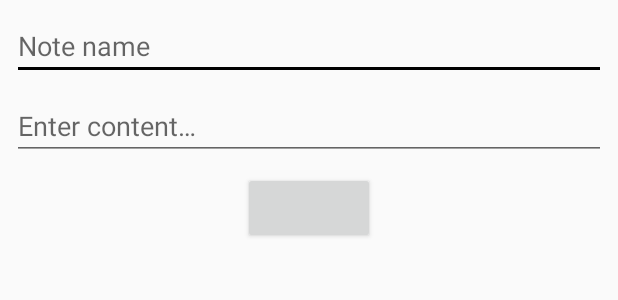
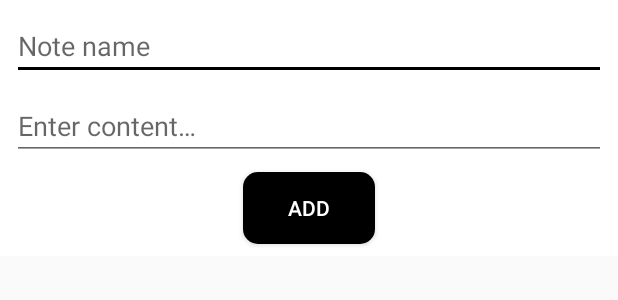
Before and after one commit to DEcSENT/Notepad, an Android app: the layout fragment_new_note.xml on its own in the app's theme, with its tools: preview values and no code run, on a phone screen of 412 x 824 dp. Shown: the top 300 px of the screen. Run offline under Robolectric (Android 15) with nearby library versions, the phone set to English and light mode, and no system bars.

Commit message:
Updated new note fragment. Fixed note item.

```diff
--- /dev/null
+++ b/app/src/main/res/drawable/bg_add_note_button.xml
@@ -0,0 +1,6 @@
+<?xml version="1.0" encoding="utf-8"?>
+<selector xmlns:android="http://schemas.android.com/apk/res/android">
+    <item android:drawable="@drawable/button_add_pressed" android:state_pressed="true" />
+    <item android:drawable="@drawable/button_add_pressed" android:state_focused="true" />
+    <item android:drawable="@drawable/button_add_normal" />
+</selector>
--- /dev/null
+++ b/app/src/main/res/drawable/button_add_normal.xml
@@ -0,0 +1,5 @@
+<shape xmlns:android="http://schemas.android.com/apk/res/android"
+    android:shape="rectangle">
+    <solid android:color="@android:color/black" />
+    <corners android:radius="10.0dp" />
+</shape>
--- /dev/null
+++ b/app/src/main/res/drawable/button_add_pressed.xml
@@ -0,0 +1,5 @@
+<shape xmlns:android="http://schemas.android.com/apk/res/android"
+    android:shape="rectangle">
+    <solid android:color="@android:color/white" />
+    <corners android:radius="10.0dp" />
+</shape>
--- a/app/src/main/res/layout/fragment_new_note.xml
+++ b/app/src/main/res/layout/fragment_new_note.xml
@@ -2,7 +2,8 @@
 <android.support.constraint.ConstraintLayout xmlns:android="http://schemas.android.com/apk/res/android"
     xmlns:app="http://schemas.android.com/apk/res-auto"
     android:layout_width="match_parent"
-    android:layout_height="match_parent">
+    android:layout_height="wrap_content"
+    android:background="@android:color/white">
 
     <EditText
         android:id="@+id/et_new_note_name"
@@ -12,7 +13,7 @@
         android:layout_marginStart="8dp"
         android:layout_marginTop="8dp"
         android:hint="@string/new_note_name"
-        android:inputType="text"
+        android:inputType="textCapSentences"
         android:labelFor="@id/et_new_note_name"
         app:layout_constraintEnd_toEndOf="parent"
         app:layout_constraintStart_toStartOf="parent"
@@ -26,19 +27,24 @@
         android:layout_marginStart="8dp"
         android:layout_marginTop="8dp"
         android:hint="@string/new_note_content"
-        android:inputType="text"
+        android:inputType="textMultiLine|textCapSentences"
         android:labelFor="@+id/et_new_note_content"
         app:layout_constraintEnd_toEndOf="parent"
         app:layout_constraintStart_toStartOf="parent"
         app:layout_constraintTop_toBottomOf="@+id/et_new_note_name" />
 
     <Button
+        android:background="@drawable/bg_add_note_button"
         android:id="@+id/bt_new_note_add"
         android:layout_width="wrap_content"
         android:layout_height="wrap_content"
+        android:layout_marginBottom="8dp"
         android:layout_marginEnd="8dp"
         android:layout_marginStart="8dp"
         android:layout_marginTop="8dp"
+        android:text="@string/add_note"
+        android:textColor="@android:color/white"
+        app:layout_constraintBottom_toBottomOf="parent"
         app:layout_constraintEnd_toEndOf="parent"
         app:layout_constraintStart_toStartOf="parent"
         app:layout_constraintTop_toBottomOf="@+id/et_new_note_content" />
--- a/app/src/main/res/layout/item_note.xml
+++ b/app/src/main/res/layout/item_note.xml
@@ -23,12 +23,14 @@
 
     <TextView
         android:id="@+id/tv_note_content"
-        android:layout_width="wrap_content"
+        android:layout_width="0dp"
         android:layout_height="wrap_content"
         android:layout_marginBottom="8dp"
+        android:layout_marginEnd="8dp"
         android:layout_marginStart="8dp"
         android:layout_marginTop="8dp"
         app:layout_constraintBottom_toBottomOf="parent"
+        app:layout_constraintEnd_toEndOf="parent"
         app:layout_constraintStart_toStartOf="parent"
         app:layout_constraintTop_toBottomOf="@+id/tv_note_name"
         tools:text="Finally i try Kotlin..." />
--- a/app/src/main/res/values/strings.xml
+++ b/app/src/main/res/values/strings.xml
@@ -2,4 +2,5 @@
     <string name="app_name">Notepad</string>
     <string name="new_note_name">Note name</string>
     <string name="new_note_content">Enter content…</string>
+    <string name="add_note">Add</string>
 </resources>
```
